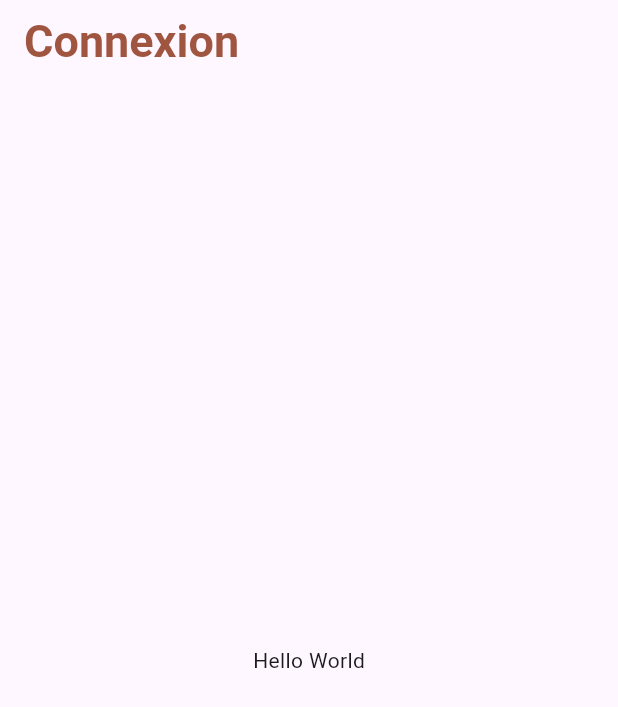
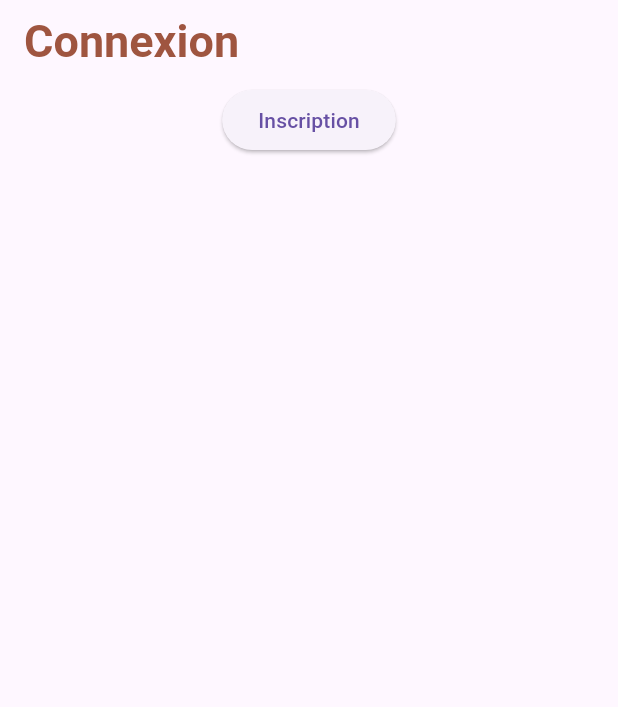
Before and after one commit to Emk0oo/chatbot-filrouge, a Flutter app: the screen it shows after launch, on a phone screen of 412 x 824 dp. Shown: the top 707 px of the screen. Run offline on Flutter 3.47's test engine with Material 3 defaults, Android fonts, the phone set to English and light mode, and no system bars.

Commit message:
[ADD] screen register et buton inscription login

```diff
--- a/lib/screen.login.dart
+++ b/lib/screen.login.dart
@@ -1,9 +1,8 @@
+import 'package:chatbot_filrouge/screen.register.dart';
 import 'package:flutter/material.dart';
 
-
-
 class ScreenLogin extends StatefulWidget {
-  const ScreenLogin({super.key});
+  const ScreenLogin({Key? key}) : super(key: key);
 
   @override
   State<ScreenLogin> createState() => _ScreenLoginState();
@@ -14,10 +13,29 @@ class _ScreenLoginState extends State<ScreenLogin> {
   Widget build(BuildContext context) {
     return Scaffold(
       appBar: AppBar(
-        title: const Text('Connexion' , style: TextStyle(fontSize: 30, color: Color(0xFF9F5540),fontWeight: FontWeight.bold, ),),
+        title: const Text(
+          'Connexion',
+          style: TextStyle(
+            fontSize: 30,
+            color: Color(0xFF9F5540),
+            fontWeight: FontWeight.bold,
+          ),
+        ),
       ),
-      body: const Center(
-        child: Text('Hello World'),
+      body: Center(
+        child: Column(
+          children: [
+            ElevatedButton(
+              onPressed: () {
+                Navigator.push(
+                  context,
+                  MaterialPageRoute(builder: (context) => ScreenRegister()),
+                );
+              },
+              child: const Text('Inscription'),
+            ),
+          ],
+        ),
       ),
     );
   }
```
Also changed, not shown: lib/screen.register.dart (added, +17 -0 lines).
